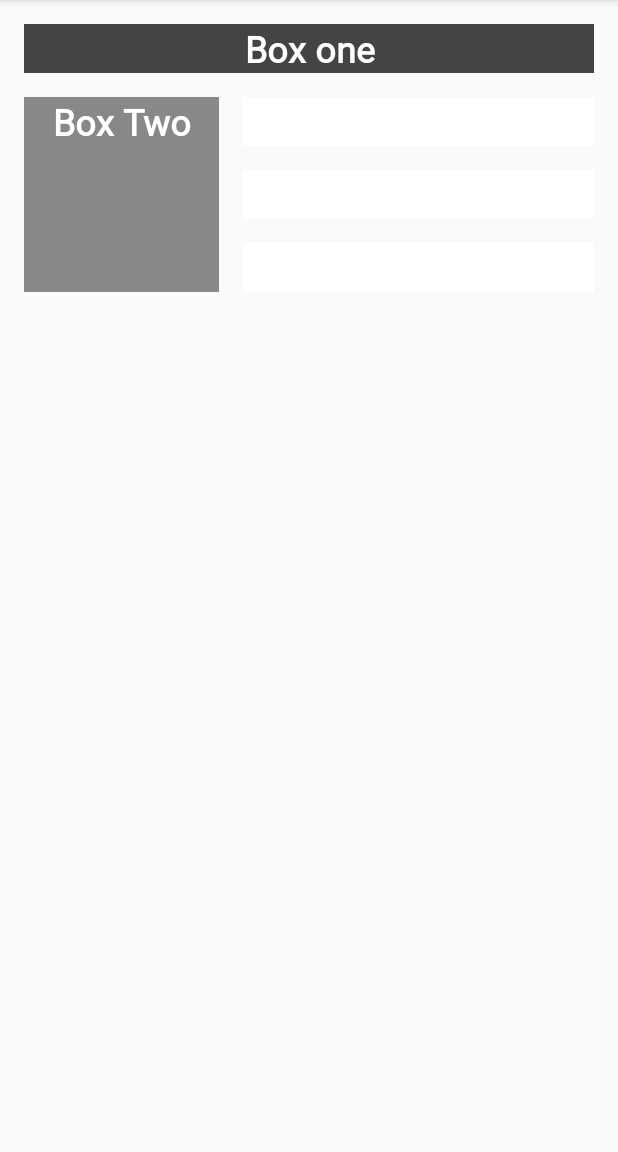
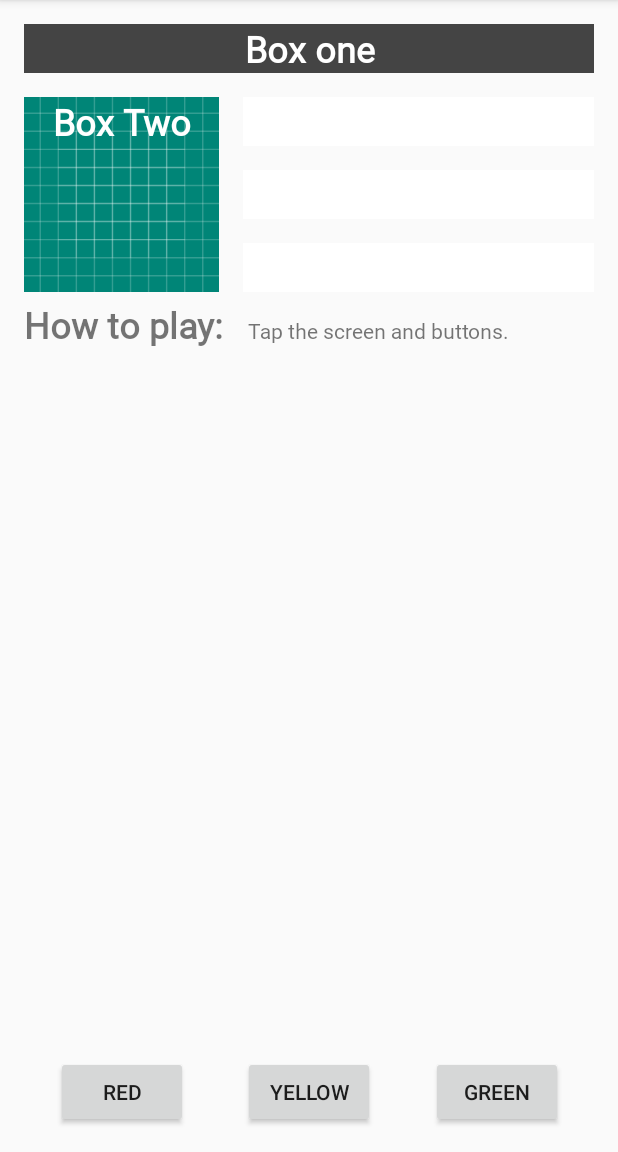
Before and after one commit to yiyang1016/Pratical2.3, an Android app: the screen it shows after launch (MainActivity), after a tap on "Box Two", on a phone screen of 412 x 824 dp, the part 84-1236 px from its top. Run offline under Robolectric (Android 15) with nearby library versions, the phone set to English and light mode, and no system bars; Roboto replaces fonts that are not available here; 1 other tap on this screen came first.

Commit message:
Pratical 2.3

```diff
--- a/app/src/main/java/com/example/practical_23/MainActivity.kt
+++ b/app/src/main/java/com/example/practical_23/MainActivity.kt
@@ -5,26 +5,37 @@ import androidx.appcompat.app.AppCompatActivity
 import android.os.Bundle
 import android.view.View
 import android.widget.TextView
+import kotlinx.android.synthetic.main.activity_main.*
 
 class MainActivity : AppCompatActivity() {
 
     override fun onCreate(savedInstanceState: Bundle?) {
         super.onCreate(savedInstanceState)
         setContentView(R.layout.activity_main)
+        box_one_text.setBackgroundColor(Color.WHITE)
+        box_two_text.setBackgroundColor(Color.WHITE)
+        box_three_text.setBackgroundColor(Color.WHITE)
+        box_four_text.setBackgroundColor(Color.WHITE)
+        box_five_text.setBackgroundColor(Color.WHITE)
+
         setListeners()
-
-    }
+        }
 
     private fun makeColored(view: View) {
         when (view.id) {
 
-            // Boxes using Color class colors for the background
             R.id.box_one_text -> view.setBackgroundColor(Color.DKGRAY)
-            R.id.box_two_text -> view.setBackgroundColor(Color.GRAY)
+            //R.id.box_two_text -> view.setBackgroundColor(Color.GRAY)
+            R.id.box_two_text -> view.setBackgroundResource(R.drawable.ic_launcher_background)
             R.id.box_three_text -> view.setBackgroundColor(Color.BLUE)
             R.id.box_four_text -> view.setBackgroundColor(Color.MAGENTA)
             R.id.box_five_text -> view.setBackgroundColor(Color.BLUE)
+            R.id.red_button -> box_three_text.setBackgroundResource(R.color.my_red)
+            R.id.yellow_button -> box_four_text.setBackgroundResource(R.color.my_yellow)
+            R.id.green_button -> box_five_text.setBackgroundResource(R.color.my_green)
+
             else -> view.setBackgroundColor(Color.LTGRAY)
+
         }
     }
 
@@ -37,14 +48,20 @@ class MainActivity : AppCompatActivity() {
         val boxFiveText = findViewById<TextView>(R.id.box_five_text)
 
         val rootConstraintLayout = findViewById<View>(R.id.constraint_layout)
+        val redButton = findViewById<TextView>(R.id.red_button)
+        val greenButton = findViewById<TextView>(R.id.green_button)
+        val yellowButton = findViewById<TextView>(R.id.yellow_button)
 
         val clickableViews: List<View> =
             listOf(
                 boxOneText, boxTwoText, boxThreeText,
-                boxFourText, boxFiveText, rootConstraintLayout
+                boxFourText, boxFiveText, rootConstraintLayout,
+                redButton, greenButton, yellowButton
             )
         for (item in clickableViews) {
             item.setOnClickListener { makeColored(it) }
         }
+
     }
+
 }
--- a/app/src/main/res/layout/activity_main.xml
+++ b/app/src/main/res/layout/activity_main.xml
@@ -2,10 +2,10 @@
 <androidx.constraintlayout.widget.ConstraintLayout xmlns:android="http://schemas.android.com/apk/res/android"
     xmlns:app="http://schemas.android.com/apk/res-auto"
     xmlns:tools="http://schemas.android.com/tools"
+    android:id="@+id/constraint_layout"
     android:layout_width="match_parent"
     android:layout_height="match_parent"
-    tools:context=".MainActivity"
-    android:id="@+id/constraint_layout">
+    tools:context=".MainActivity">
 
     <TextView
         android:id="@+id/box_one_text"
@@ -53,8 +53,8 @@
         android:layout_width="0dp"
         android:layout_height="wrap_content"
         android:layout_marginStart="@dimen/margin_wide"
+        android:layout_marginTop="@dimen/margin_wide"
         android:layout_marginEnd="@dimen/margin_wide"
-        android:layout_marginTop="@dimen/margin_wide"
         android:layout_marginBottom="@dimen/margin_wide"
         android:text="@string/box_four"
         app:layout_constraintBottom_toTopOf="@+id/box_five_text"
@@ -69,12 +69,79 @@
         android:layout_width="0dp"
         android:layout_height="wrap_content"
         android:layout_marginStart="@dimen/margin_wide"
-        android:layout_marginEnd="16dp"
+        android:layout_marginEnd="@dimen/margin_wide"
         android:text="@string/box_five"
         app:layout_constraintBottom_toBottomOf="@+id/box_two_text"
         app:layout_constraintEnd_toEndOf="parent"
         app:layout_constraintStart_toEndOf="@+id/box_two_text"
         app:layout_constraintTop_toBottomOf="@+id/box_four_text" />
 
+    <TextView
+        android:id="@+id/label_text"
+        android:layout_width="wrap_content"
+        android:layout_height="wrap_content"
+        android:layout_marginStart="@dimen/margin_wide"
+        android:fontFamily="@font/roboto"
+        android:text="@string/how_to_play"
+        android:textSize="24sp"
+        android:textStyle="bold"
+        app:layout_constraintBaseline_toBaselineOf="@+id/info_text"
+        app:layout_constraintStart_toStartOf="parent" />
+
+    <TextView
+        android:id="@+id/info_text"
+        android:layout_width="0dp"
+        android:layout_height="wrap_content"
+        android:layout_marginStart="@dimen/margin_wide"
+        android:layout_marginTop="@dimen/margin_wide"
+        android:layout_marginEnd="@dimen/margin_wide"
+        android:layout_marginBottom="@dimen/margin_wide"
+        android:fontFamily="@font/roboto"
+        android:text="@string/tap_the_boxes_and_buttons"
+        app:layout_constraintBottom_toBottomOf="parent"
+        app:layout_constraintHorizontal_bias="0.0"
+        app:layout_constraintStart_toEndOf="@+id/label_text"
+        app:layout_constraintTop_toBottomOf="@+id/box_two_text"
+        app:layout_constraintVertical_bias="0.0" />
+
+    <Button
+        android:id="@+id/red_button"
+        android:layout_width="wrap_content"
+        android:layout_height="wrap_content"
+        android:layout_marginStart="@dimen/margin_wide"
+        android:text="@string/button_red"
+        android:visibility="visible"
+        app:layout_constraintBaseline_toBaselineOf="@+id/yellow_button"
+        app:layout_constraintEnd_toStartOf="@id/yellow_button"
+        app:layout_constraintHorizontal_bias="0.5"
+        app:layout_constraintStart_toStartOf="parent" />
+
+    <Button
+        android:id="@+id/yellow_button"
+        android:layout_width="wrap_content"
+        android:layout_height="wrap_content"
+        android:layout_marginStart="@dimen/margin_wide"
+        android:layout_marginEnd="@dimen/margin_wide"
+        android:layout_marginBottom="@dimen/margin_wide"
+        android:text="@string/button_yellow"
+        android:visibility="visible"
+        app:layout_constraintBottom_toBottomOf="parent"
+        app:layout_constraintEnd_toStartOf="@+id/green_button"
+        app:layout_constraintHorizontal_bias="0.5"
+        app:layout_constraintStart_toEndOf="@+id/red_button"
+        app:layout_constraintTop_toBottomOf="@+id/info_text"
+        app:layout_constraintVertical_bias="1.0"/>
+
+    <Button
+        android:id="@+id/green_button"
+        android:layout_width="wrap_content"
+        android:layout_height="wrap_content"
+        android:layout_marginEnd="16dp"
+        android:text="@string/button_green"
+        app:layout_constraintBaseline_toBaselineOf="@+id/yellow_button"
+        app:layout_constraintEnd_toEndOf="parent"
+        app:layout_constraintHorizontal_bias="0.5"
+        app:layout_constraintStart_toEndOf="@+id/yellow_button" />
+
 
 </androidx.constraintlayout.widget.ConstraintLayout>
--- a/app/src/main/res/values/colors.xml
+++ b/app/src/main/res/values/colors.xml
@@ -3,4 +3,7 @@
     <color name="colorPrimary">#008577</color>
     <color name="colorPrimaryDark">#00574B</color>
     <color name="colorAccent">#D81B60</color>
+    <color name="my_green">#12C700</color>
+    <color name="my_red">#E54304</color>
+    <color name="my_yellow">#FFC107</color>
 </resources>
--- a/app/src/main/res/values/strings.xml
+++ b/app/src/main/res/values/strings.xml
@@ -5,4 +5,9 @@
     <string name="box_three">Box Three</string>
     <string name="box_four">Box Four</string>
     <string name="box_five">Box Five</string>
+    <string name="how_to_play">How to play:</string>
+    <string name="tap_the_boxes_and_buttons">Tap the screen and buttons.</string>
+    <string name="button_red">RED</string>
+    <string name="button_yellow">YELLOW</string>
+    <string name="button_green">GREEN</string>
 </resources>
```
